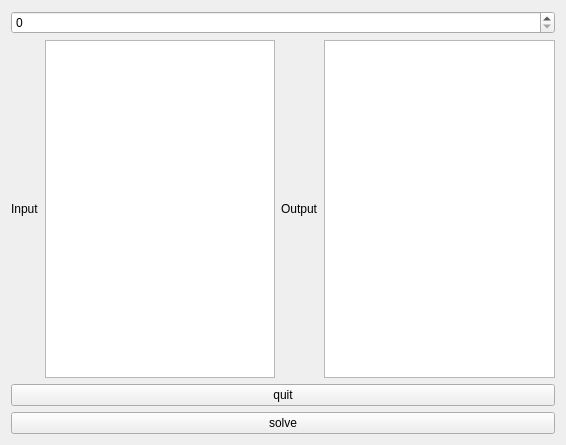
This is form.ui in alundilong/NumToolKit as Qt 5 draws it before an edit. The edited form follows.
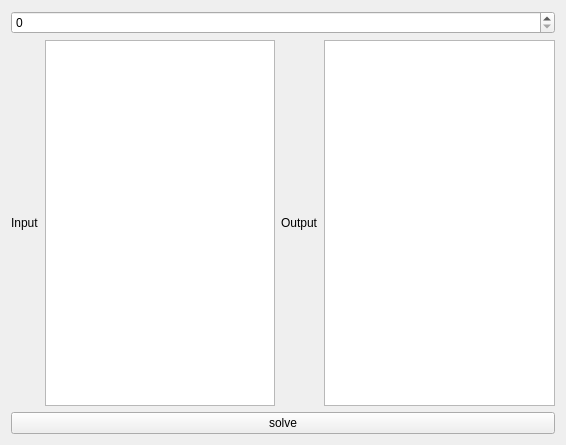
This is the edited form.

Commit message: layout adjusted

```diff
--- a/form.ui
+++ b/form.ui
@@ -41,13 +41,6 @@
      </item>
     </layout>
    </item>
-   <item>
-    <widget class="QPushButton" name="pushButton">
-     <property name="text">
-      <string>quit</string>
-     </property>
-    </widget>
-   </item>
    <item>
     <widget class="QPushButton" name="solveButton">
      <property name="text">
```
